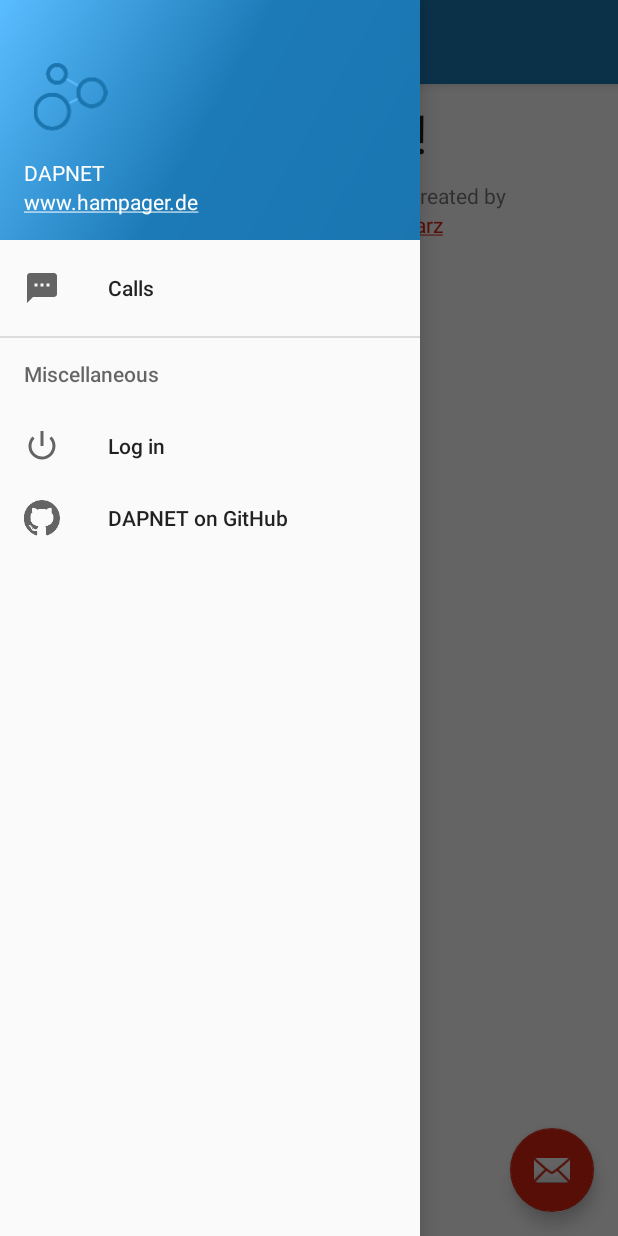
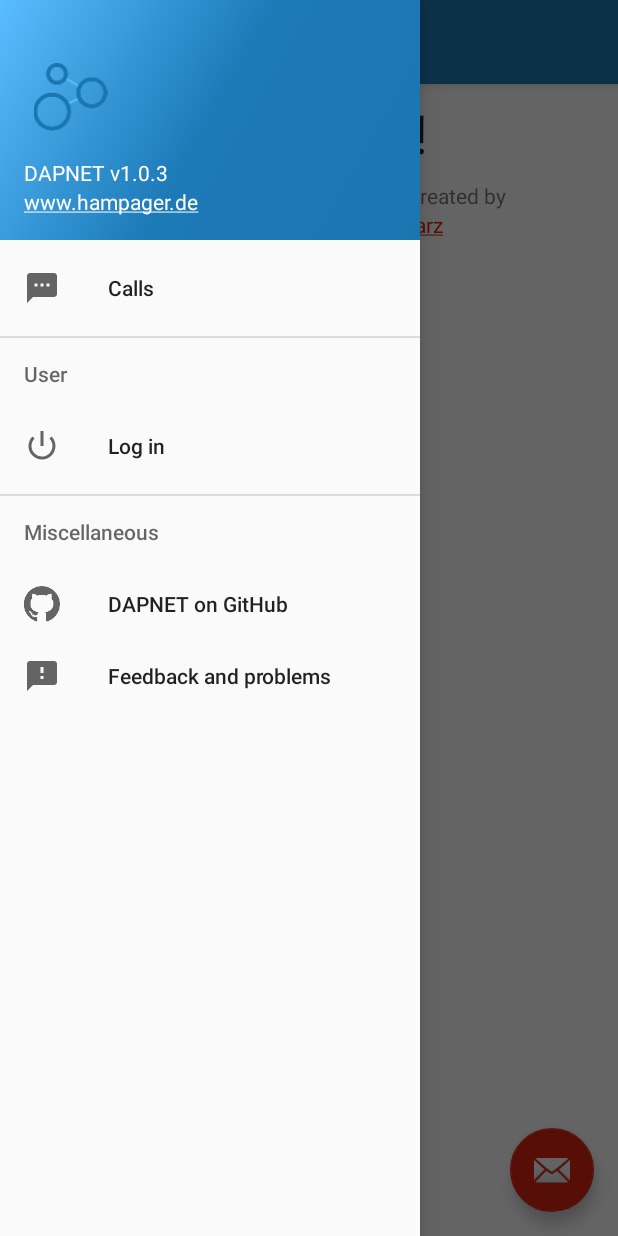
Before and after one commit to DecentralizedAmateurPagingNetwork/DAPNETApp, an Android app: the screen it shows after launch (MainActivity), with the side drawer open, on a phone screen of 412 x 824 dp. Run offline under Robolectric (Android 15) with nearby library versions, the phone set to English and light mode, and no system bars.

Commit message:
Closes #17, 16, bumped version code to 1.0.3, added material.io icons license

```diff
--- a/app/build.gradle
+++ b/app/build.gradle
@@ -7,8 +7,8 @@ android {
         applicationId "de.hampager.dapnetmobile"
         minSdkVersion 15
         targetSdkVersion 25
-        versionCode 3
-        versionName "1.0.2"
+        versionCode 4
+        versionName "1.0.3"
         testInstrumentationRunner "android.support.test.runner.AndroidJUnitRunner"
     }
     buildTypes {
--- a/app/src/main/java/de/hampager/dapnetmobile/MainActivity.java
+++ b/app/src/main/java/de/hampager/dapnetmobile/MainActivity.java
@@ -4,6 +4,7 @@ import android.app.Fragment;
 import android.content.Context;
 import android.content.Intent;
 import android.content.SharedPreferences;
+import android.content.pm.PackageInfo;
 import android.net.Uri;
 import android.os.Bundle;
 import android.support.annotation.NonNull;
@@ -21,10 +22,11 @@ import android.util.Log;
 import android.view.Menu;
 import android.view.MenuItem;
 import android.view.View;
+import android.widget.TextView;
 
 import de.hampager.dapnetmobile.fragments.CallFragment;
 import de.hampager.dapnetmobile.fragments.WelcomeFragment;
-
+import de.hampager.dapnetmobile.BuildConfig;
 
 public class MainActivity extends AppCompatActivity implements NavigationView.OnNavigationItemSelectedListener {
     boolean loggedIn = false;
@@ -56,7 +58,6 @@ public class MainActivity extends AppCompatActivity implements NavigationView.On
                 this, drawer, toolbar, R.string.navigation_drawer_open, R.string.navigation_drawer_close);
         drawer.addDrawerListener(toggle);
         toggle.syncState();
-
         NavigationView navigationView = (NavigationView) findViewById(R.id.nav_view);
         navigationView.setNavigationItemSelectedListener(this);
         Fragment currentFragment = getFragmentManager().findFragmentById(R.id.container);
@@ -87,6 +88,9 @@ public class MainActivity extends AppCompatActivity implements NavigationView.On
         MenuItem mloginstatus = nv.findItem(R.id.nav_loginstatus);
         SharedPreferences sharedPref = getSharedPreferences("sharedPref", Context.MODE_PRIVATE);
         loggedIn = sharedPref.getBoolean("isLoggedIn", false);
+
+        TextView mNavHeadDAPNET=(TextView)findViewById(R.id.navheaddapnet);
+        mNavHeadDAPNET.setText("DAPNET v" +BuildConfig.VERSION_NAME);
         if (loggedIn) {
             mloginstatus.setTitle(R.string.nav_logout);
             Log.i(TAG, "User is logged in!");
@@ -141,6 +145,9 @@ public class MainActivity extends AppCompatActivity implements NavigationView.On
         } else if (id == R.id.nav_githublink) {
             Intent browserIntent = new Intent(Intent.ACTION_VIEW, Uri.parse("https://github.com/DecentralizedAmateurPagingNetwork"));
             startActivity(browserIntent);
+        }else if (id == R.id.nav_feedbacklink) {
+            Intent browserIntent = new Intent(Intent.ACTION_VIEW, Uri.parse("https://github.com/DecentralizedAmateurPagingNetwork/DAPNETApp/issues"));
+            startActivity(browserIntent);
         }
         else if (id == R.id.nav_loginstatus) {
             if (loggedIn) {
--- a/app/src/main/res/layout/nav_header_main.xml
+++ b/app/src/main/res/layout/nav_header_main.xml
@@ -21,7 +21,8 @@
         app:srcCompat="@mipmap/ic_dapnetlogosmall" />
 
     <TextView
-        android:layout_width="match_parent"
+        android:id="@+id/navheaddapnet"
+        android:layout_width="wrap_content"
         android:layout_height="wrap_content"
         android:paddingTop="@dimen/nav_header_vertical_spacing"
         android:text="@string/dapnet"
--- a/app/src/main/res/menu/activity_main_drawer.xml
+++ b/app/src/main/res/menu/activity_main_drawer.xml
@@ -8,24 +8,30 @@
             android:icon="@drawable/ic_textsms"
             android:title="@string/calls" />
     </group>
-
-    <item android:title="@string/miscellaneous">
+    <item android:title="User">
         <menu
-            android:id="@+id/nav_misc_menu">
-            <item
-                android:id="@+id/nav_displayuser"
-                android:title="@string/please_login"
-                android:visible="false" />
+            android:id="@+id/nav_user_menu">
             <item
                 android:id="@+id/nav_loginstatus"
                 android:icon="@android:drawable/ic_lock_power_off"
                 android:title="@string/login" />
+        </menu>
+    </item>
+    <item android:title="@string/miscellaneous">
+        <menu
+            android:id="@+id/nav_misc_menu">
             <item
                 android:id="@+id/nav_githublink"
                 android:icon="@mipmap/ic_githubmark"
                 android:title="@string/github"
                 android:autoLink="web"
                 android:linksClickable="true"/>
+            <item
+                android:id="@+id/nav_feedbacklink"
+                android:icon="@mipmap/ic_feedback_black"
+                android:title="@string/feedback_and_more"
+                android:autoLink="web"
+                android:linksClickable="true"/>
         </menu>
     </item>
 
--- a/app/src/main/res/values/strings.xml
+++ b/app/src/main/res/values/strings.xml
@@ -40,6 +40,7 @@
     <string name="github_ihfschwarz"><a href="https://github.com/IHFSchwarz">IHFSchwarz</a></string>
     <string name="hello_welcome_fragment">Welcome!</string>
     <string name="github">DAPNET on GitHub</string>
+    <string name="feedback_and_more">Feedback and problems</string>
     <string name="www_hampager_de">www.hampager.de</string>
     <string name="dotdotdot">…</string>
     <string name="send">Send</string>
```
Also changed, not shown: app/src/main/res/mipmap-hdpi/ic_feedback_black.png (added), app/src/main/res/mipmap-mdpi/ic_feedback_black.png (added), app/src/main/res/mipmap-xhdpi/ic_feedback_black.png (added), app/src/main/res/mipmap-xxhdpi/ic_feedback_black.png (added), app/src/main/res/mipmap-xxxhdpi/ic_feedback_black.png (added), 1 other file.
